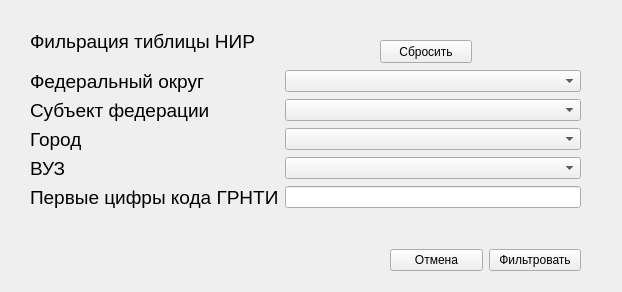
Before: the Qt Designer form UI/uis/filter_nir.ui in yurchest/SUBD, drawn with Qt 5.
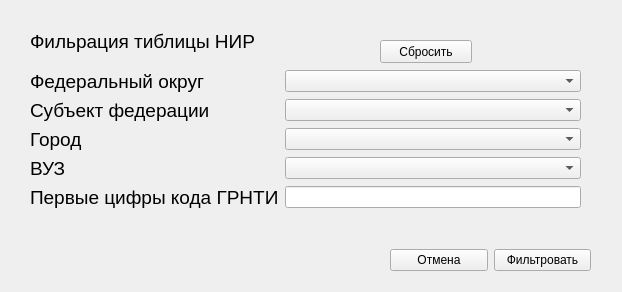
After: the same form once the commit is applied.

Diff of the .ui file:
```diff
--- a/UI/uis/filter_nir.ui
+++ b/UI/uis/filter_nir.ui
@@ -119,7 +119,7 @@
     <rect>
      <x>390</x>
      <y>240</y>
-     <width>191</width>
+     <width>201</width>
      <height>41</height>
     </rect>
    </property>
@@ -176,7 +176,7 @@
     <rect>
      <x>30</x>
      <y>220</y>
-     <width>411</width>
+     <width>561</width>
      <height>23</height>
     </rect>
    </property>
```
